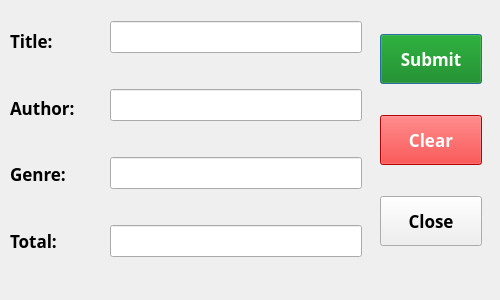
First picture: the form in UI/uifiles/addbooks.ui, repository ayushr01/Library-Management-System, before the edit.
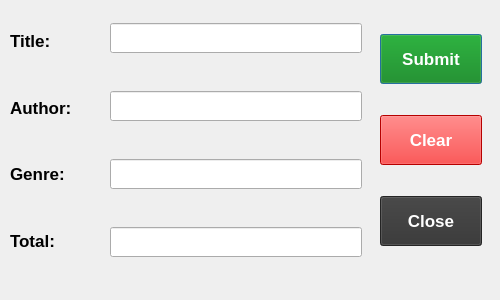
Second picture: the form after the edit.

What changed in the file:
```diff
--- a/UI/uifiles/addbooks.ui
+++ b/UI/uifiles/addbooks.ui
@@ -30,9 +30,7 @@
   </property>
   <property name="font">
    <font>
-    <family>Trebuchet MS</family>
     <pointsize>13</pointsize>
-    <weight>75</weight>
     <bold>true</bold>
    </font>
   </property>
@@ -50,9 +48,7 @@
    </property>
    <property name="font">
     <font>
-     <family>Calibri</family>
      <pointsize>12</pointsize>
-     <weight>50</weight>
      <bold>false</bold>
     </font>
    </property>
@@ -61,9 +57,7 @@
      <widget class="QLabel" name="titlefield">
       <property name="font">
        <font>
-        <family>Trebuchet MS</family>
         <pointsize>13</pointsize>
-        <weight>75</weight>
         <bold>true</bold>
        </font>
       </property>
@@ -76,9 +70,7 @@
      <widget class="QLabel" name="authofield">
       <property name="font">
        <font>
-        <family>Trebuchet MS</family>
         <pointsize>13</pointsize>
-        <weight>75</weight>
         <bold>true</bold>
        </font>
       </property>
@@ -91,9 +83,7 @@
      <widget class="QLabel" name="genrefield">
       <property name="font">
        <font>
-        <family>Trebuchet MS</family>
         <pointsize>13</pointsize>
-        <weight>75</weight>
         <bold>true</bold>
        </font>
       </property>
@@ -106,9 +96,7 @@
      <widget class="QLabel" name="totalfield">
       <property name="font">
        <font>
-        <family>Trebuchet MS</family>
         <pointsize>13</pointsize>
-        <weight>75</weight>
         <bold>true</bold>
        </font>
       </property>
@@ -130,9 +118,7 @@
    </property>
    <property name="font">
     <font>
-     <family>Tahoma</family>
      <pointsize>12</pointsize>
-     <weight>75</weight>
      <bold>true</bold>
     </font>
    </property>
@@ -156,9 +142,7 @@
       </property>
       <property name="font">
        <font>
-        <family>Trebuchet MS</family>
         <pointsize>13</pointsize>
-        <weight>75</weight>
         <bold>true</bold>
        </font>
       </property>
@@ -181,9 +165,7 @@
       </property>
       <property name="font">
        <font>
-        <family>Trebuchet MS</family>
         <pointsize>13</pointsize>
-        <weight>75</weight>
         <bold>true</bold>
        </font>
       </property>
@@ -206,14 +188,13 @@
       </property>
       <property name="font">
        <font>
-        <family>Trebuchet MS</family>
         <pointsize>13</pointsize>
-        <weight>75</weight>
         <bold>true</bold>
        </font>
       </property>
       <property name="styleSheet">
-       <string notr="true"/>
+       <string notr="true">background-color: #333333;
+color: white;</string>
       </property>
       <property name="text">
        <string>Close</string>
@@ -248,9 +229,7 @@
       </property>
       <property name="font">
        <font>
-        <family>Trebuchet MS</family>
         <pointsize>13</pointsize>
-        <weight>75</weight>
         <bold>true</bold>
        </font>
       </property>
@@ -266,9 +245,7 @@
       </property>
       <property name="font">
        <font>
-        <family>Trebuchet MS</family>
         <pointsize>13</pointsize>
-        <weight>75</weight>
         <bold>true</bold>
        </font>
       </property>
@@ -284,9 +261,7 @@
       </property>
       <property name="font">
        <font>
-        <family>Trebuchet MS</family>
         <pointsize>13</pointsize>
-        <weight>75</weight>
         <bold>true</bold>
        </font>
       </property>
@@ -302,9 +277,7 @@
       </property>
       <property name="font">
        <font>
-        <family>Trebuchet MS</family>
         <pointsize>13</pointsize>
-        <weight>75</weight>
         <bold>true</bold>
        </font>
       </property>
```
Left out of the diff: 8 changed lines with no effect on the pictures.
